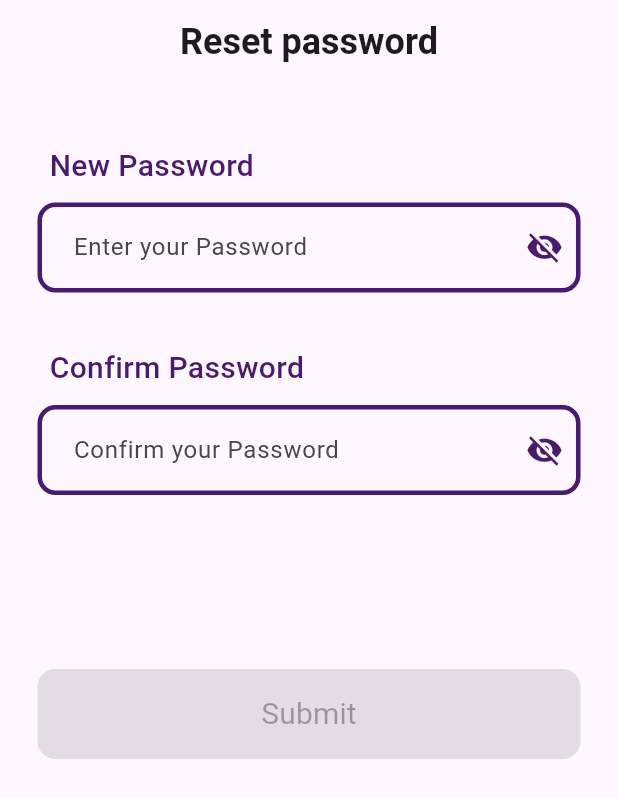
After one commit to esraamahmoud7/Library_App, a Flutter app: the ChangePassView screen opened by its route, on a phone screen of 412 x 824 dp. The commit adds this screen. Shown: the top 798 px of the screen. Run offline on Flutter 3.47's test engine with Material 3 defaults, Android fonts, the phone set to English and light mode, and no system bars; our stand-ins replace bloc, go_router.

Commit message:
change anf forget pass

```diff
--- a/lib/core/Routes/Routes.dart
+++ b/lib/core/Routes/Routes.dart
@@ -1,5 +1,7 @@
 import 'package:go_router/go_router.dart';
 import 'package:library_app/core/Routes/pageRoutes.dart';
+import 'package:library_app/features/Authentication/forgetPassword/UI/changePassView.dart';
+import 'package:library_app/features/Authentication/forgetPassword/UI/forgetPassword.dart';
 
 import '../../features/Authentication/LogIn/UI/Login_View.dart';
 import '../../features/Authentication/OTP/UI/OTP_View.dart';
@@ -19,6 +21,14 @@ abstract class AppRouter {
     GoRoute(
         path: PagesRoute.OTP,
         builder: (context,state)=> const OtpView()
+    ),
+    GoRoute(
+        path: PagesRoute.forgetPass,
+        builder: (context,state)=> const ForgetPasswordView()
+    ),
+    GoRoute(
+        path: PagesRoute.changePass,
+        builder: (context,state)=> const ChangePassView()
     )
   ]
   );
--- a/lib/core/Routes/pageRoutes.dart
+++ b/lib/core/Routes/pageRoutes.dart
@@ -3,5 +3,8 @@ class PagesRoute{
 
   static const String login = "/login";
   static const String OTP = "/otp";
+  static const String forgetPass = "/forgetPass";
+  static const String changePass = "/changePass";
+
 
 }
--- a/lib/features/Authentication/Register/UI/register_view.dart
+++ b/lib/features/Authentication/Register/UI/register_view.dart
@@ -89,6 +89,7 @@ class _RegisterViewState extends State<RegisterView> {
                       ),
                       CustomPassword(
                         controller: confirmPasswordController,
+                        secondCont: passwordController,
                         warn: " Confirm Password is required",
                         label: "Confirm Password",
                         hint: 'Confirm your Password',
@@ -136,7 +137,6 @@ class _RegisterViewState extends State<RegisterView> {
                               style: AppStyles.textStyle18.copyWith(
                                   fontWeight: FontWeight.w500,
                                   color: AppColors.primaryColor
-
                               ),
                             ),
                           )
--- a/lib/features/Authentication/Register/UI/widgets/customPassword.dart
+++ b/lib/features/Authentication/Register/UI/widgets/customPassword.dart
@@ -4,13 +4,13 @@ import '../../../../../core/colors/AppColors.dart';
 import '../../../../../core/theme/appTheme.dart';
 
 class CustomPassword extends StatelessWidget {
-  const CustomPassword({super.key, required this.label, this.prefixIcon, this.suffixIcon, required this.hint, required this.obscureText, required this.warn, this.controller});
+  const CustomPassword({super.key, required this.label, this.prefixIcon, this.suffixIcon, required this.hint, required this.obscureText, required this.warn, this.controller, this.secondCont});
 
   final String label,hint;
   final Widget? prefixIcon,suffixIcon;
   final bool obscureText;
   final String warn;
-  final TextEditingController? controller;
+  final TextEditingController? controller,secondCont;
 
   @override
   Widget build(BuildContext context) {
--- /dev/null
+++ b/lib/features/Authentication/forgetPassword/UI/changePassView.dart
@@ -0,0 +1,112 @@
+import 'package:flutter/material.dart';
+import 'package:go_router/go_router.dart';
+import 'package:library_app/core/theme/appTheme.dart';
+import 'package:library_app/features/Authentication/Register/UI/widgets/customElevatedButton.dart';
+
+import '../../../../core/Routes/pageRoutes.dart';
+import '../../../../core/colors/AppColors.dart';
+import '../../Register/UI/widgets/customPassword.dart';
+
+class ChangePassView extends StatefulWidget {
+  const ChangePassView({super.key});
+
+  @override
+  State<ChangePassView> createState() => _ChangePassViewState();
+}
+
+class _ChangePassViewState extends State<ChangePassView> {
+  bool _obscureText = true;
+  final passwordController = TextEditingController();
+  final confirmPasswordController = TextEditingController();
+
+  bool _isButtonEnabled = false;
+  final _formKey = GlobalKey<FormState>();
+
+  void _checkFieldsFilled() {
+    setState(() {
+      _isButtonEnabled =
+          passwordController.text.isNotEmpty &&
+          confirmPasswordController.text.isNotEmpty;
+    });
+  }
+
+  @override
+  void initState() {
+    super.initState();
+    // Listen to all controllers
+    passwordController.addListener(_checkFieldsFilled);
+    confirmPasswordController.addListener(_checkFieldsFilled);
+  }
+  @override
+  Widget build(BuildContext context) {
+    return Scaffold(
+      appBar: AppBar(
+        title: Text("Reset password",
+            style: AppStyles.textStyle24.copyWith(
+              fontWeight: FontWeight.w700
+            ),
+        ),
+        centerTitle: true,
+      ),
+      body: Form(
+        child: Padding(
+          padding: const EdgeInsets.symmetric(horizontal: 25,vertical: 40),
+          child: Column(
+            children: [
+              CustomPassword(
+                controller: passwordController,
+                warn: " Password is required",
+                label: "New Password",
+                hint: 'Enter your Password',
+                suffixIcon: IconButton(
+                  onPressed: (){
+                    setState(() {
+                      _obscureText = !_obscureText;
+                    });
+                  },
+                  icon: Icon(
+                    _obscureText ? Icons.visibility_off : Icons.visibility,
+                    color: AppColors.primaryColor,
+                    size: 25,
+                  ),
+                ), obscureText: _obscureText,
+              ),
+              SizedBox(height: 20,),
+              CustomPassword(
+                controller: confirmPasswordController,
+                warn: " Confirm Password is required",
+                label: "Confirm Password",
+                hint: 'Confirm your Password',
+                suffixIcon: IconButton(
+                  onPressed: (){
+                    setState(() {
+                      _obscureText = !_obscureText;
+                    });
+                  },
+                  icon: Icon(
+                    _obscureText ? Icons.visibility_off : Icons.visibility,
+                    color: AppColors.primaryColor,
+                    size: 25,
+                  ),
+                ), obscureText: _obscureText,
+              ),
+              SizedBox(height: 100,),
+              customElevatedButton(
+                label: "Submit",
+                foregroundColor: _isButtonEnabled ? AppColors.black : AppColors.primaryColor,
+                backgroundColor: _isButtonEnabled ? AppColors.primaryColor : AppColors.grey,
+                onPressed: _isButtonEnabled
+                    ? () {
+                  if (_formKey.currentState?.validate() == true) {
+                    GoRouter.of(context).push(PagesRoute.OTP);
+                  }
+                }
+                : null,
+              )
+            ],
+          ),
+        ),
+      ),
+    );
+  }
+}
```
Also changed, not shown: lib/features/Authentication/LogIn/UI/Login_View.dart (+7 -1 lines), lib/features/Authentication/forgetPassword/UI/forgetPassword.dart (+84 -0 lines).
